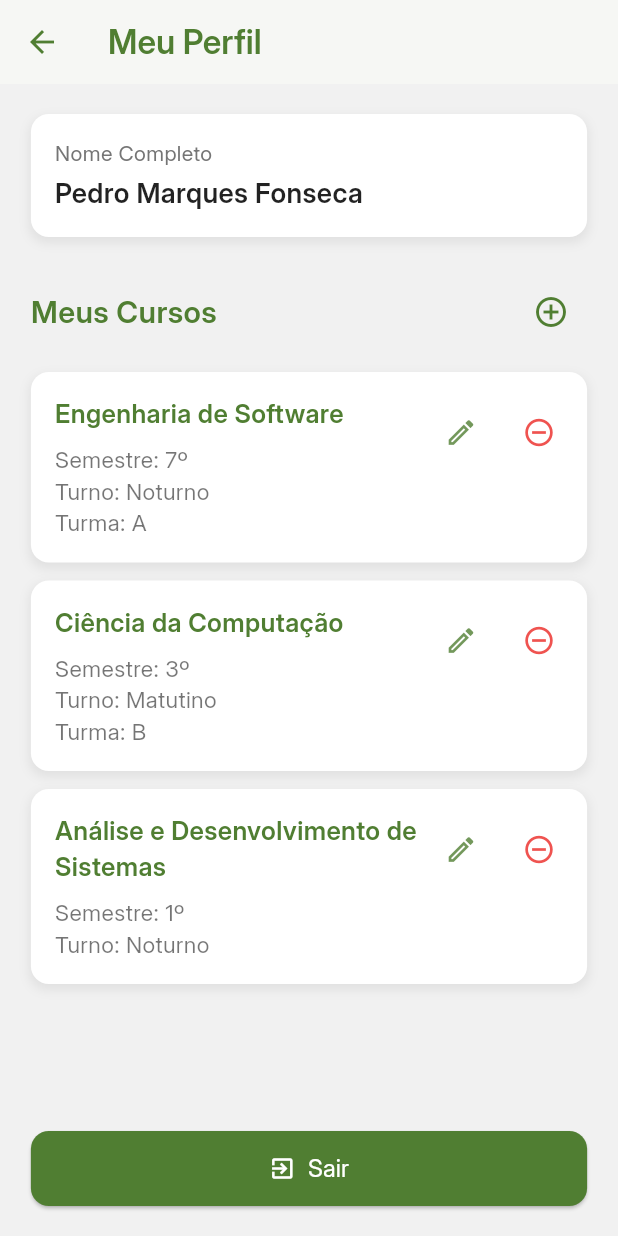
After one commit to pdromarks/EmSalaMais, a Flutter app: the UserScreen screen opened directly, on a phone screen of 412 x 824 dp. The commit adds this screen. Run offline on Flutter 3.47's test engine with Material 3 defaults, Android fonts, the phone set to English and light mode, and no system bars; our stand-ins replace flutter_dotenv, supabase_flutter; accounts and stored records are empty.

Commit message:
Feat: Criando tela de Busca dos Professores e tela de Usuário -- Mobile

```diff
--- /dev/null
+++ b/lib/mobile/screens/user_screen.dart
@@ -0,0 +1,280 @@
+import 'package:flutter/material.dart';
+import '../../theme/theme.dart'; // Garanta que AppColors.verdeUNICV esteja definido aqui
+
+// Modelos de dados (geralmente em arquivos separados)
+class UserProfile {
+  String nomeCompleto;
+  List<UserCurso> cursos;
+
+  UserProfile({required this.nomeCompleto, required this.cursos});
+}
+
+class UserCurso {
+  String nomeCurso;
+  String semestre;
+  String turno;
+  String? turma; // Opcional
+
+  UserCurso({
+    required this.nomeCurso,
+    required this.semestre,
+    required this.turno,
+    this.turma,
+  });
+}
+
+class UserScreen extends StatefulWidget {
+  const UserScreen({super.key});
+
+  @override
+  State<UserScreen> createState() => _UserScreenState();
+}
+
+class _UserScreenState extends State<UserScreen> {
+  // Dados mocados para o perfil do usuário
+  late UserProfile _userProfile; // Alterado para late para permitir modificação
+
+  @override
+  void initState() { // Adicionado initState para inicializar _userProfile
+    super.initState();
+    _userProfile = UserProfile(
+      nomeCompleto: 'Pedro Marques Fonseca',
+      cursos: [
+        UserCurso(nomeCurso: 'Engenharia de Software', semestre: '7º', turno: 'Noturno', turma: 'A'),
+        UserCurso(nomeCurso: 'Ciência da Computação', semestre: '3º', turno: 'Matutino', turma: 'B'),
+        UserCurso(nomeCurso: 'Análise e Desenvolvimento de Sistemas', semestre: '1º', turno: 'Noturno'),
+      ],
+    );
+  }
+
+  void _adicionarNovoCurso() {
+    // TODO: Implementar a navegação para uma tela de adição de curso ou um modal
+    print('Botão Adicionar Novo Curso Pressionado');
+    ScaffoldMessenger.of(context).showSnackBar(
+      const SnackBar(content: Text('Funcionalidade de adicionar novo curso ainda não implementada.')),
+    );
+    // Exemplo de como adicionar (apenas para teste, UI de adição necessária):
+    // setState(() {
+    //   _userProfile.cursos.add(UserCurso(nomeCurso: "Novo Curso Adicionado", semestre: "1º", turno: "Noite"));
+    // });
+  }
+
+  void _editarCurso(UserCurso cursoParaEditar) {
+    // TODO: Implementar a navegação para uma tela de edição de curso ou um modal
+    print('Botão Editar Curso Pressionado para: ${cursoParaEditar.nomeCurso}');
+    ScaffoldMessenger.of(context).showSnackBar(
+      SnackBar(content: Text('Funcionalidade de editar o curso "${cursoParaEditar.nomeCurso}" ainda não implementada.')),
+    );
+  }
+
+  void _removerCurso(UserCurso cursoParaRemover) {
+    setState(() {
+      _userProfile.cursos.removeWhere((curso) => curso == cursoParaRemover);
+    });
+    ScaffoldMessenger.of(context).showSnackBar(
+      SnackBar(content: Text('Curso "${cursoParaRemover.nomeCurso}" removido.')),
+    );
+  }
+
+  void _sair() {
+    // Implementar a lógica de logout
+    // Por exemplo, navegar para a tela de login e limpar dados de sessão
+    print('Botão Sair pressionado');
+    // Navigator.of(context).pushAndRemoveUntil(
+    //   MaterialPageRoute(builder: (context) => LoginScreen()), // Substitua LoginScreen pela sua tela de login
+    //   (Route<dynamic> route) => false,
+    // );
+    ScaffoldMessenger.of(context).showSnackBar(
+      const SnackBar(content: Text('Funcionalidade de Sair ainda não implementada.')),
+    );
+  }
+
+  Widget _buildInfoContainer(String title, String content) {
+    return Container(
+      width: double.infinity,
+      padding: const EdgeInsets.all(16.0),
+      margin: const EdgeInsets.only(bottom: 16.0),
+      decoration: BoxDecoration(
+        color: Colors.white,
+        borderRadius: BorderRadius.circular(12.0),
+        boxShadow: [
+          BoxShadow(
+            color: Colors.grey.withOpacity(0.2),
+            spreadRadius: 1,
+            blurRadius: 5,
+            offset: const Offset(0, 3), // changes position of shadow
+          ),
+        ],
+      ),
+      child: Column(
+        crossAxisAlignment: CrossAxisAlignment.start,
+        children: [
+          Text(
+            title,
+            style: TextStyle(
+              fontSize: 14,
+              color: Colors.grey[600],
+              fontWeight: FontWeight.w500,
+            ),
+          ),
+          const SizedBox(height: 4.0),
+          Text(
+            content,
+            style: const TextStyle(
+              fontSize: 18,
+              color: Colors.black87,
+              fontWeight: FontWeight.w600,
+            ),
+          ),
+        ],
+      ),
+    );
+  }
+
+  Widget _buildCursoCard(UserCurso curso) {
+    return Container(
+      width: double.infinity,
+      padding: const EdgeInsets.only(left: 16.0, top: 16.0, bottom: 16.0, right: 8.0),
+      margin: const EdgeInsets.only(bottom: 12.0),
+      decoration: BoxDecoration(
+        color: Colors.white,
+        borderRadius: BorderRadius.circular(12.0),
+        boxShadow: [
+          BoxShadow(
+            color: Colors.grey.withOpacity(0.2),
+            spreadRadius: 1,
+            blurRadius: 5,
+            offset: const Offset(0, 3),
+          ),
+        ],
+      ),
+      child: Row(
+        mainAxisAlignment: MainAxisAlignment.spaceBetween,
+        crossAxisAlignment: CrossAxisAlignment.start,
+        children: [
+          Expanded(
+            child: Column(
+              crossAxisAlignment: CrossAxisAlignment.start,
+              children: [
+                Text(
+                  curso.nomeCurso,
+                  style: TextStyle(
+                    fontSize: 17,
+                    fontWeight: FontWeight.bold,
+                    color: AppColors.verdeUNICV, // Usando a cor do tema
+                  ),
+                ),
+                const SizedBox(height: 8.0),
+                Text('Semestre: ${curso.semestre}', style: const TextStyle(fontSize: 15, color: Colors.black54)),
+                Text('Turno: ${curso.turno}', style: const TextStyle(fontSize: 15, color: Colors.black54)),
+                if (curso.turma != null && curso.turma!.isNotEmpty)
+                  Text('Turma: ${curso.turma}', style: const TextStyle(fontSize: 15, color: Colors.black54)),
+              ],
+            ),
+          ),
+          Row(
+            mainAxisSize: MainAxisSize.min,
+            children: [
+              IconButton(
+                icon: Icon(Icons.edit_outlined, color: AppColors.verdeUNICV.withOpacity(0.8), size: 22),
+                tooltip: 'Editar Curso',
+                onPressed: () => _editarCurso(curso),
+                padding: const EdgeInsets.all(4),
+                constraints: const BoxConstraints(),
+              ),
+              const SizedBox(width: 4),
+              IconButton(
+                icon: Icon(Icons.remove_circle_outline, color: Colors.red[400], size: 22),
+                tooltip: 'Remover Curso',
+                onPressed: () => _removerCurso(curso),
+                padding: const EdgeInsets.all(4),
+                constraints: const BoxConstraints(),
+              ),
+            ],
+          ),
+        ],
+      ),
+    );
+  }
+
+  @override
+  Widget build(BuildContext context) {
+    final double screenWidth = MediaQuery.of(context).size.width;
+    final double horizontalPadding = screenWidth * 0.05;
+
+    return Scaffold(
+      backgroundColor: const Color(0xfff1f1f1),
+      appBar: AppBar(
+        title: const Text(
+          'Meu Perfil',
+          style: TextStyle(color: AppColors.verdeUNICV, fontWeight: FontWeight.bold),
+        ),
+        backgroundColor: Colors.white,
+        elevation: 1.0, // Sombra sutil
+        leading: IconButton(
+          icon: const Icon(Icons.arrow_back, color: AppColors.verdeUNICV),
+          onPressed: () => Navigator.of(context).pop(),
+        ),
+        iconTheme: const IconThemeData(color: AppColors.verdeUNICV),
+      ),
+      body: SingleChildScrollView(
+        padding: EdgeInsets.symmetric(horizontal: horizontalPadding, vertical: 20.0),
+        child: Column(
+          crossAxisAlignment: CrossAxisAlignment.start,
+          children: <Widget>[
+            _buildInfoContainer('Nome Completo', _userProfile.nomeCompleto),
+            const SizedBox(height: 10.0),
+            Row(
+              mainAxisAlignment: MainAxisAlignment.spaceBetween,
+              children: [
+                const Text(
+                  'Meus Cursos',
+                  style: TextStyle(
+                    fontSize: 20,
+                    fontWeight: FontWeight.bold,
+                    color: AppColors.verdeUNICV,
+                    fontFamily: 'Inter',
+                  ),
+                ),
+                IconButton(
+                  icon: const Icon(Icons.add_circle_outline, color: AppColors.verdeUNICV, size: 24),
+                  tooltip: 'Adicionar Novo Curso',
+                  onPressed: _adicionarNovoCurso,
+                ),
+              ],
+            ),
+            const SizedBox(height: 16.0),
+            if (_userProfile.cursos.isEmpty)
+              const Center(child: Text('Nenhum curso cadastrado.'))
+            else
+              ListView.builder(
+                shrinkWrap: true,
+                physics: const NeverScrollableScrollPhysics(),
+                itemCount: _userProfile.cursos.length,
+                itemBuilder: (context, index) {
+                  return _buildCursoCard(_userProfile.cursos[index]);
+                },
+              ),
+            const SizedBox(height: 30.0),
+          ],
+        ),
+      ),
+      bottomNavigationBar: Padding(
+        padding: EdgeInsets.all(horizontalPadding).copyWith(bottom: 20.0),
+        child: ElevatedButton.icon(
+          icon: const Icon(Icons.exit_to_app, color: Colors.white),
+          label: const Text('Sair', style: TextStyle(fontSize: 16, color: Colors.white)),
+          onPressed: _sair,
+          style: ElevatedButton.styleFrom(
+            backgroundColor: AppColors.verdeUNICV,
+            padding: const EdgeInsets.symmetric(vertical: 12.0),
+            shape: RoundedRectangleBorder(
+              borderRadius: BorderRadius.circular(12.0),
+            ),
+            minimumSize: const Size(double.infinity, 50),
+          ),
+        ),
+      ),
+    );
+  }
+}
```
Also changed, not shown: lib/mobile/screens/home_screen.dart (+13 -10 lines), lib/mobile/screens/search_teacher_screen.dart (added, +239 -0 lines).
